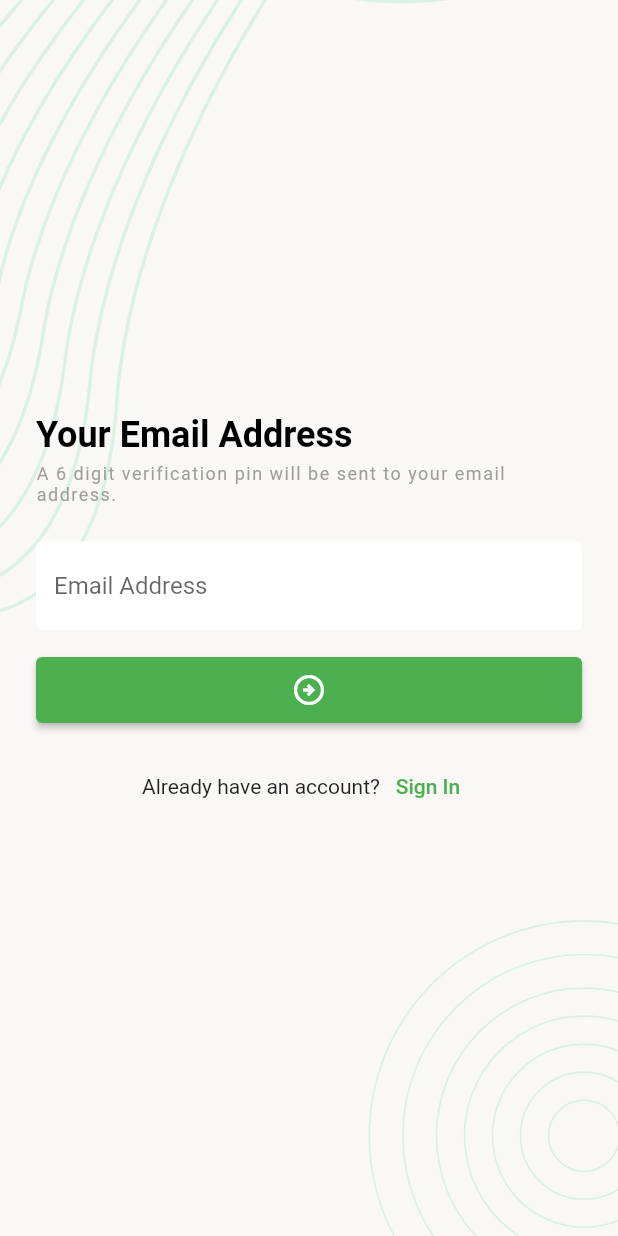
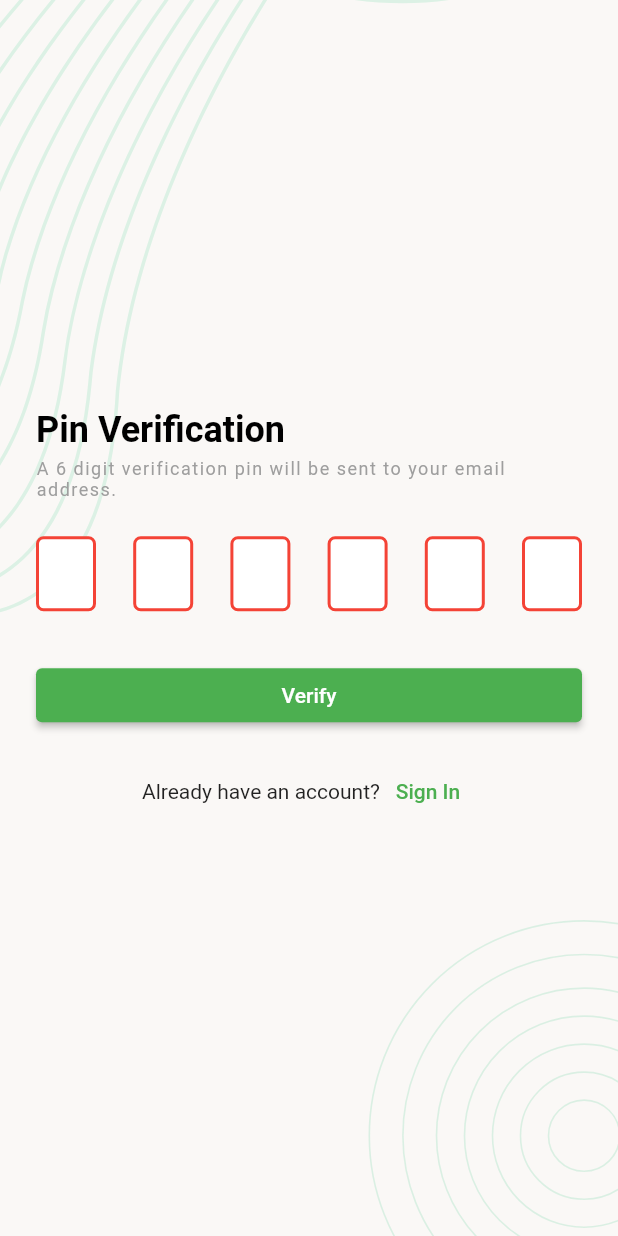
Before and after one commit to arif-srabon/TaskManager, a Flutter app: the VerifyWithEmailScreen screen opened directly, after a tap on the "arrow circle right" icon, on a phone screen of 412 x 824 dp. Run offline on Flutter 3.47's test engine with Material 2 defaults, Android fonts, the phone set to English and light mode, and no system bars; drawn by our look-alikes of pin_code_fields; our stand-ins replace flutter_svg.

Commit message:
pin verification screen done

```diff
--- /dev/null
+++ b/lib/ui/screens/otp_verification_screen.dart
@@ -0,0 +1,97 @@
+import 'package:flutter/material.dart';
+import 'package:pin_code_fields/pin_code_fields.dart';
+import 'package:task_manager/ui/screens/login.dart';
+import 'package:task_manager/ui/utils/text_styles.dart';
+import 'package:task_manager/ui/widgets/app_elevated_button.dart';
+import 'package:task_manager/ui/widgets/app_text_button_widget.dart';
+import 'package:task_manager/ui/widgets/screen_background_widget.dart';
+
+class OtpVerificationScreen extends StatefulWidget {
+  const OtpVerificationScreen({Key? key}) : super(key: key);
+
+  @override
+  State<OtpVerificationScreen> createState() => _OtpVerificationScreenState();
+}
+
+class _OtpVerificationScreenState extends State<OtpVerificationScreen> {
+  @override
+  Widget build(BuildContext context) {
+    return Scaffold(
+      body: ScreenBackgroud(
+        widget: SafeArea(
+          child: Padding(
+            padding: const EdgeInsets.all(24),
+            child: Column(
+              crossAxisAlignment: CrossAxisAlignment.start,
+              mainAxisAlignment: MainAxisAlignment.center,
+              children: [
+                Text(
+                  'Pin Verification',
+                  style: screenTitleTextStyle,
+                ),
+                const SizedBox(
+                  height: 5,
+                ),
+                Text(
+                  'A 6 digit verification pin will be sent to your email address.',
+                  style: screenSubTitleTextStyle,
+                ),
+                const SizedBox(
+                  height: 24,
+                ),
+                PinCodeTextField(
+                  length: 6,
+                  obscureText: false,
+                  animationType: AnimationType.fade,
+                  pinTheme: PinTheme(
+                    shape: PinCodeFieldShape.box,
+                    borderRadius: BorderRadius.circular(5),
+                    fieldHeight: 50,
+                    fieldWidth: 40,
+                    activeFillColor: Colors.white,
+                    inactiveFillColor: Colors.white,
+                    inactiveColor: Colors.red,
+                    selectedColor: Colors.green,
+                    selectedFillColor: Colors.white,
+                  ),
+                  animationDuration: Duration(milliseconds: 300),
+                  backgroundColor: Colors.transparent,
+                  enableActiveFill: true,
+                  onCompleted: (v) {
+                    print("Completed");
+                  },
+                  onChanged: (value) {
+                    print(value);
+                    setState(() {});
+                  },
+                  beforeTextPaste: (text) {
+                    print("Allowing to paste $text");
+                    //if you return true then it will show the paste confirmation dialog. Otherwise if false, then nothing will happen.
+                    //but you can show anything you want here, like your pop up saying wrong paste format or etc
+                    return true;
+                  },
+                  appContext: context,
+                ),
+                const SizedBox(
+                  height: 16,
+                ),
+                AppElevatedButton(child: Text('Verify'), onTap: () {}),
+                const SizedBox(
+                  height: 16,
+                ),
+                AppTextButton(
+                  textTitle: "Already have an account?",
+                  textButton: "Sign In",
+                  onTap: () {
+                    Navigator.pushAndRemoveUntil(context, MaterialPageRoute(
+                        builder: (context) => LoginScreen()), (route) => false);
+                  },
+                )
+              ],
+            ),
+          ),
+        ),
+      ),
+    );
+  }
+}
--- a/lib/ui/screens/verify_with_email_screen.dart
+++ b/lib/ui/screens/verify_with_email_screen.dart
@@ -1,5 +1,5 @@
-
 import 'package:flutter/material.dart';
+import 'package:task_manager/ui/screens/otp_verification_screen.dart';
 import 'package:task_manager/ui/utils/text_styles.dart';
 import 'package:task_manager/ui/widgets/app_elevated_button.dart';
 import 'package:task_manager/ui/widgets/app_text_button_widget.dart';
@@ -25,11 +25,17 @@ class _VerifyWithEmailScreenState extends State<VerifyWithEmailScreen> {
               crossAxisAlignment: CrossAxisAlignment.start,
               mainAxisAlignment: MainAxisAlignment.center,
               children: [
-                Text('Your Email Address', style: screenTitleTextStyle,),
+                Text(
+                  'Your Email Address',
+                  style: screenTitleTextStyle,
+                ),
                 const SizedBox(
                   height: 5,
                 ),
-                Text('A 6 digit verification pin will be sent to your email address.', style: screenSubTitleTextStyle,),
+                Text(
+                  'A 6 digit verification pin will be sent to your email address.',
+                  style: screenSubTitleTextStyle,
+                ),
                 const SizedBox(
                   height: 24,
                 ),
@@ -42,8 +48,12 @@ class _VerifyWithEmailScreenState extends State<VerifyWithEmailScreen> {
                 ),
                 AppElevatedButton(
                     child: Icon(Icons.arrow_circle_right_outlined),
-                    onTap: (){}
-                ),
+                    onTap: () {
+                      Navigator.push(
+                          context,
+                          MaterialPageRoute(
+                              builder: (context) => OtpVerificationScreen()));
+                    }),
                 const SizedBox(
                   height: 16,
                 ),
--- a/pubspec.yaml
+++ b/pubspec.yaml
@@ -36,6 +36,7 @@ dependencies:
   # Use with the CupertinoIcons class for iOS style icons.
   cupertino_icons: ^1.0.2
   flutter_svg: ^2.0.2
+  pin_code_fields: ^7.4.0
 
 dev_dependencies:
   flutter_test:
```
Also changed, not shown: pubspec.lock.
